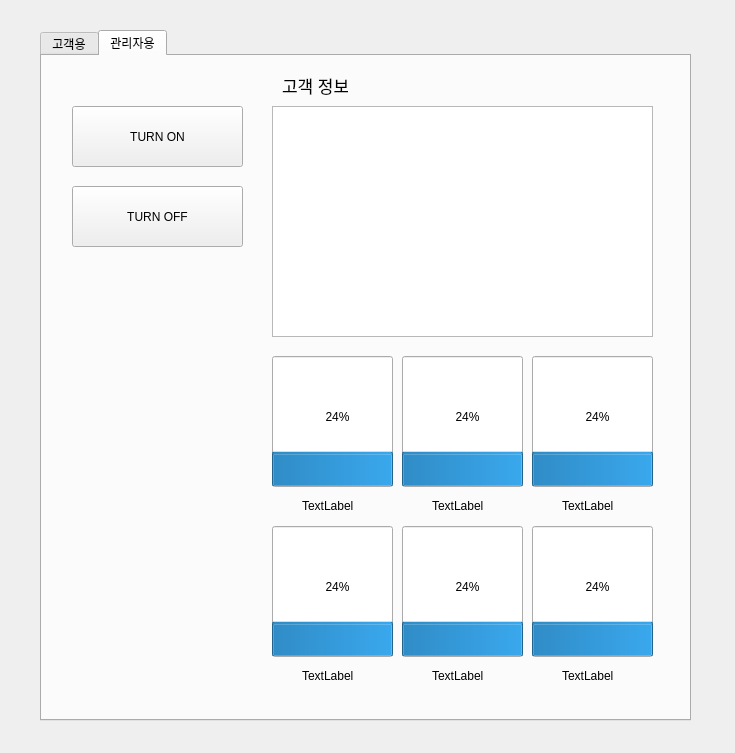
Before: the Qt Designer form src/ui/windows/cocktail_GUI.ui in addinedu-ros-11th/iot-repo-1, drawn with Qt 5.
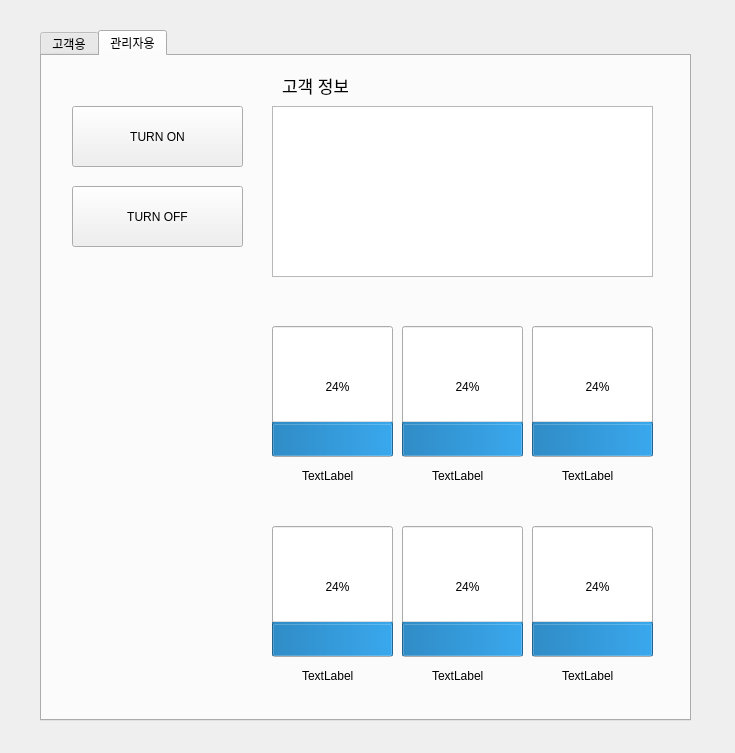
After: the same form once the commit is applied. The open tabs and pages were chosen to show the change.

Commit message: database 연동 해서 GUI 메뉴 표시 되게 수정

Patch:
```diff
--- a/src/ui/windows/cocktail_GUI.ui
+++ b/src/ui/windows/cocktail_GUI.ui
@@ -359,7 +359,7 @@
      <property name="geometry">
       <rect>
        <x>230</x>
-       <y>300</y>
+       <y>270</y>
        <width>121</width>
        <height>131</height>
       </rect>
@@ -403,7 +403,7 @@
        <x>230</x>
        <y>50</y>
        <width>381</width>
-       <height>231</height>
+       <height>171</height>
       </rect>
      </property>
     </widget>
@@ -411,7 +411,7 @@
      <property name="geometry">
       <rect>
        <x>360</x>
-       <y>300</y>
+       <y>270</y>
        <width>121</width>
        <height>131</height>
       </rect>
@@ -427,7 +427,7 @@
      <property name="geometry">
       <rect>
        <x>490</x>
-       <y>300</y>
+       <y>270</y>
        <width>121</width>
        <height>131</height>
       </rect>
@@ -491,7 +491,7 @@
      <property name="geometry">
       <rect>
        <x>260</x>
-       <y>440</y>
+       <y>410</y>
        <width>66</width>
        <height>19</height>
       </rect>
@@ -504,7 +504,7 @@
      <property name="geometry">
       <rect>
        <x>390</x>
-       <y>440</y>
+       <y>410</y>
        <width>66</width>
        <height>19</height>
       </rect>
@@ -517,7 +517,7 @@
      <property name="geometry">
       <rect>
        <x>520</x>
-       <y>440</y>
+       <y>410</y>
        <width>66</width>
        <height>19</height>
       </rect>
@@ -583,6 +583,84 @@
       <string>고객 정보</string>
      </property>
     </widget>
+    <widget class="QLabel" name="tank_1_warn">
+     <property name="geometry">
+      <rect>
+       <x>260</x>
+       <y>240</y>
+       <width>66</width>
+       <height>19</height>
+      </rect>
+     </property>
+     <property name="text">
+      <string/>
+     </property>
+    </widget>
+    <widget class="QLabel" name="tank_2_warn">
+     <property name="geometry">
+      <rect>
+       <x>390</x>
+       <y>240</y>
+       <width>66</width>
+       <height>19</height>
+      </rect>
+     </property>
+     <property name="text">
+      <string/>
+     </property>
+    </widget>
+    <widget class="QLabel" name="tank_3_warn">
+     <property name="geometry">
+      <rect>
+       <x>520</x>
+       <y>240</y>
+       <width>66</width>
+       <height>19</height>
+      </rect>
+     </property>
+     <property name="text">
+      <string/>
+     </property>
+    </widget>
+    <widget class="QLabel" name="tank_5_warn">
+     <property name="geometry">
+      <rect>
+       <x>390</x>
+       <y>440</y>
+       <width>66</width>
+       <height>19</height>
+      </rect>
+     </property>
+     <property name="text">
+      <string/>
+     </property>
+    </widget>
+    <widget class="QLabel" name="tank_4_warn">
+     <property name="geometry">
+      <rect>
+       <x>260</x>
+       <y>440</y>
+       <width>66</width>
+       <height>19</height>
+      </rect>
+     </property>
+     <property name="text">
+      <string/>
+     </property>
+    </widget>
+    <widget class="QLabel" name="tank_6_warn">
+     <property name="geometry">
+      <rect>
+       <x>520</x>
+       <y>440</y>
+       <width>66</width>
+       <height>19</height>
+      </rect>
+     </property>
+     <property name="text">
+      <string/>
+     </property>
+    </widget>
    </widget>
   </widget>
  </widget>
```
Left out of the diff: 12 changed lines with no effect on the pictures. The commit also changes 3 other files.
